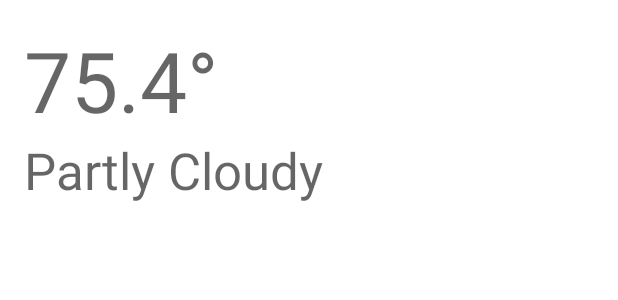
After one commit to Pujiarto-Tri/Simple-Weather-Android-App, an Android app: the layout activity_forecast_details.xml on its own in the app's theme, with its tools: preview values and no code run, on a phone screen of 412 x 824 dp. The commit adds this screen. Shown: the top 300 px of the screen. Run offline under Robolectric (Android 15) with nearby library versions, the phone set to English and light mode, and no system bars.

Commit message:
Added ForecastDetailsActivity.kt for showing the details of the forecast

```diff
--- a/app/src/main/AndroidManifest.xml
+++ b/app/src/main/AndroidManifest.xml
@@ -10,6 +10,9 @@
         android:supportsRtl="true"
         android:theme="@style/Theme.AD340">
         <activity
+            android:name=".details.ForecastDetailsActivity"
+            android:exported="false" />
+        <activity
             android:name=".MainActivity"
             android:exported="true">
             <intent-filter>
--- /dev/null
+++ b/app/src/main/res/layout/activity_forecast_details.xml
@@ -0,0 +1,34 @@
+<?xml version="1.0" encoding="utf-8"?>
+<androidx.constraintlayout.widget.ConstraintLayout
+    xmlns:android="http://schemas.android.com/apk/res/android"
+    xmlns:app="http://schemas.android.com/apk/res-auto"
+    xmlns:tools="http://schemas.android.com/tools"
+    android:layout_width="match_parent"
+    android:layout_height="match_parent"
+    tools:context=".details.ForecastDetailsActivity">
+
+    <TextView
+        android:id="@+id/tempText"
+        android:layout_width="0dp"
+        android:layout_height="wrap_content"
+        android:layout_marginStart="16dp"
+        android:layout_marginTop="16dp"
+        android:layout_marginEnd="16dp"
+        android:ellipsize="end"
+        android:maxLines="1"
+        android:textAppearance="@style/TextAppearance.AppCompat.Display3"
+        app:layout_constraintEnd_toEndOf="parent"
+        app:layout_constraintHorizontal_bias="0.0"
+        app:layout_constraintStart_toStartOf="parent"
+        app:layout_constraintTop_toTopOf="parent"
+        tools:text="75.4°" />
+
+    <TextView
+        android:id="@+id/descriptionText"
+        android:layout_width="wrap_content"
+        android:layout_height="wrap_content"
+        android:textAppearance="@style/TextAppearance.AppCompat.Display1"
+        app:layout_constraintStart_toStartOf="@+id/tempText"
+        app:layout_constraintTop_toBottomOf="@+id/tempText"
+        tools:text="Partly Cloudy" />
+</androidx.constraintlayout.widget.ConstraintLayout>
--- a/app/src/main/res/values/strings.xml
+++ b/app/src/main/res/values/strings.xml
@@ -1,5 +1,7 @@
 <resources>
     <string name="app_name">AD340</string>
+
+    <string name="forecasat_details">Forecast Details</string>
 
     <string name="zipcode_entry_error">Please Enter a valid zipcode</string>
 
--- a/build.gradle
+++ b/build.gradle
@@ -2,7 +2,7 @@
 plugins {
     id 'com.android.application' version '7.1.3' apply false
     id 'com.android.library' version '7.1.3' apply false
-    id 'org.jetbrains.kotlin.android' version '1.6.20' apply false
+    id 'org.jetbrains.kotlin.android' version '1.6.21' apply false
 }
 
 task clean(type: Delete) {
```
Also changed, not shown: app/src/main/java/com/example/ad340/DailyForecastAdapter.kt (+8 -3 lines), app/src/main/java/com/example/ad340/ForecastUtils.kt (added, +11 -0 lines), app/src/main/java/com/example/ad340/MainActivity.kt (+17 -6 lines), app/src/main/java/com/example/ad340/TempDisplaySettingManager.kt (added, +20 -0 lines), app/src/main/java/com/example/ad340/details/ForecastDetailsActivity.kt (added, +69 -0 lines), app/src/main/res/menu/settings_menu.xml (added, +8 -0 lines).
